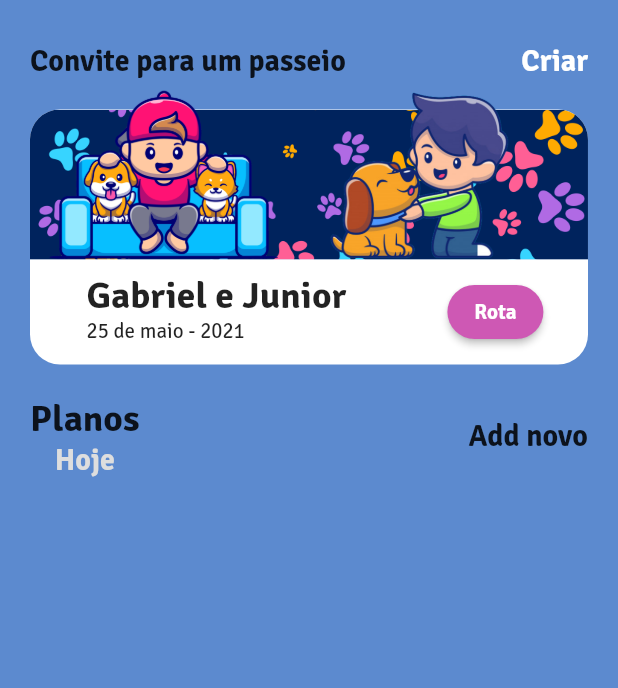
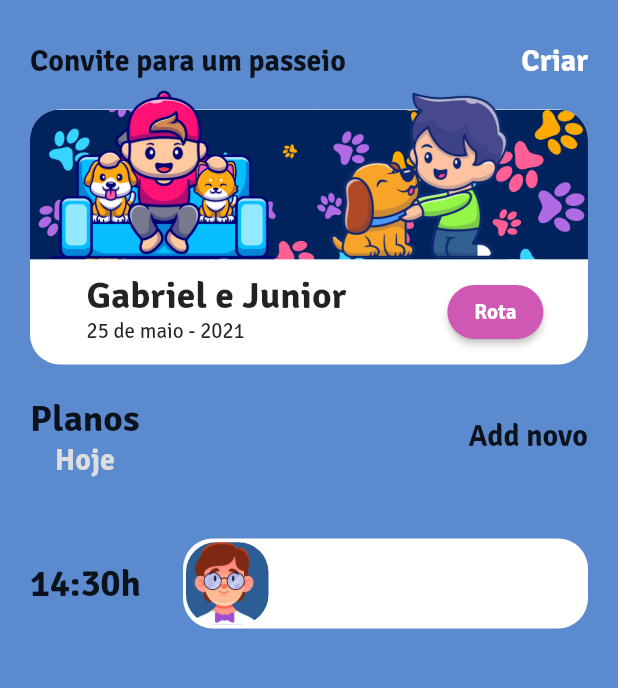
Before and after one commit to Anfacibry/beloPasseio, a Flutter app: the screen it shows after launch, on a phone screen of 412 x 824 dp, the part 492-1180 px from its top. Run offline on Flutter 3.47's test engine with Material 2 defaults, Android fonts, the phone set to English and light mode, and no system bars.

Commit message:
atualizando main

```diff
--- a/lib/main.dart
+++ b/lib/main.dart
@@ -80,6 +80,49 @@ class _HomePrincipalState extends State<HomePrincipal> {
               tamanhoTextoSecundario2: 20,
             ).rowTexto(),
           ),
+          Padding(
+              padding: const EdgeInsets.all(20),
+              child: Row(
+                mainAxisAlignment: MainAxisAlignment.spaceBetween,
+                crossAxisAlignment: CrossAxisAlignment.center,
+                children: [
+                  Rows(
+                    centro: false,
+                    imagemTexto: true,
+                    doisTextos: false,
+                    textoPrincipal: "14:30h",
+                    tamanhoTextoPrincipal: 25,
+                  ).rowTexto(),
+                  Container(
+                    height: 60,
+                    width: 270,
+                    decoration: BoxDecoration(
+                      borderRadius: BorderRadius.circular(20),
+                      color: Colors.white,
+                    ),
+                    child: Row(
+                      children: [
+                        Padding(
+                          padding: const EdgeInsets.all(2),
+                          child: Container(
+                            height: 55,
+                            width: 55,
+                            decoration: BoxDecoration(
+                              borderRadius: BorderRadius.circular(20),
+                              image: DecorationImage(
+                                image: AssetImage(
+                                  PERFIL2,
+                                ),
+                                fit: BoxFit.cover,
+                              ),
+                            ),
+                          ),
+                        ),
+                      ],
+                    ),
+                  ),
+                ],
+              )),
         ],
       ),
     );
```
